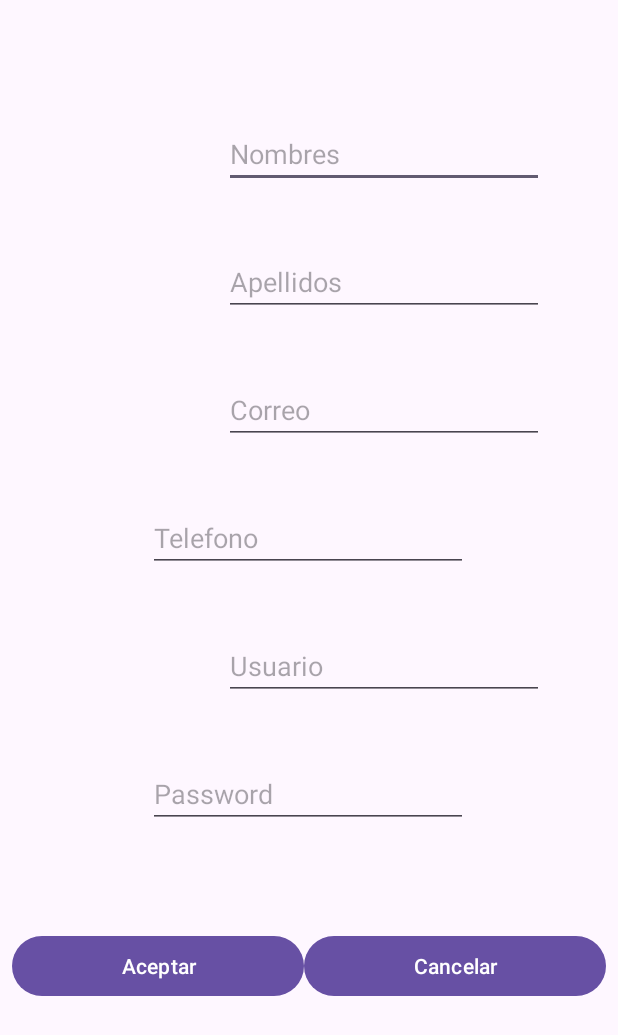
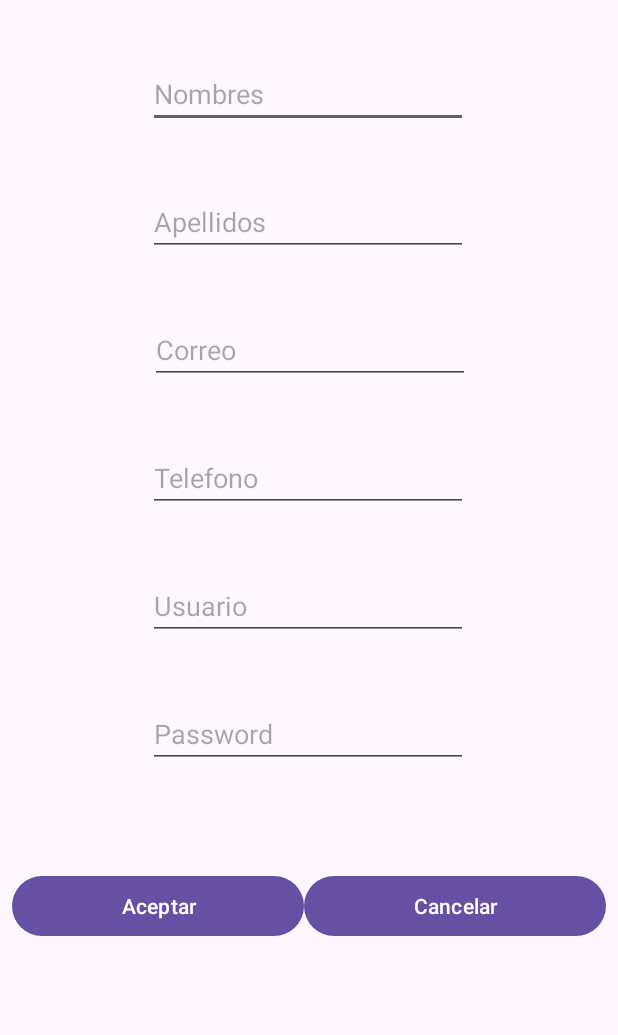
Before and after one commit to RutbelCarlosTC/IDSNP-loginsample, an Android app: the AccountActivity screen opened directly, with no data from a screen before it, on a phone screen of 412 x 824 dp. Shown: the top 1035 px of the screen. Run offline under Robolectric (Android 15) with nearby library versions, the phone set to English and light mode, and no system bars.

Commit message:
Create account

```diff
--- a/app/build.gradle.kts
+++ b/app/build.gradle.kts
@@ -40,6 +40,7 @@ dependencies {
     implementation(libs.material)
     implementation(libs.activity)
     implementation(libs.constraintlayout)
+    implementation(libs.gson)
     testImplementation(libs.junit)
     androidTestImplementation(libs.ext.junit)
     androidTestImplementation(libs.espresso.core)
--- a/app/src/main/AndroidManifest.xml
+++ b/app/src/main/AndroidManifest.xml
@@ -13,10 +13,13 @@
         android:theme="@style/Theme.FirstLogin"
         tools:targetApi="31">
         <activity
+            android:name=".HomeActivity"
+            android:exported="false" />
+        <activity
             android:name=".AccountActivity"
             android:exported="false" />
         <activity
-            android:name=".MainActivity"
+            android:name=".LoginActivity"
             android:exported="true">
             <intent-filter>
                 <action android:name="android.intent.action.MAIN" />
--- a/app/src/main/java/com/example/firstlogin/AccountActivity.java
+++ b/app/src/main/java/com/example/firstlogin/AccountActivity.java
@@ -1,6 +1,10 @@
 package com.example.firstlogin;
 
+import android.content.Intent;
 import android.os.Bundle;
+import android.view.View;
+import android.widget.Button;
+import android.widget.EditText;
 
 import androidx.activity.EdgeToEdge;
 import androidx.appcompat.app.AppCompatActivity;
@@ -8,7 +12,13 @@ import androidx.core.graphics.Insets;
 import androidx.core.view.ViewCompat;
 import androidx.core.view.WindowInsetsCompat;
 
+import com.google.gson.Gson;
+
 public class AccountActivity extends AppCompatActivity {
+
+    public final static String ACCOUNT_RECORD="ACCOUNT_RECORD";
+    public final static Integer ACCOUNT_ACEPTAR=100;
+    public final static Integer ACCOUNT_CANCELAR=200;
 
     @Override
     protected void onCreate(Bundle savedInstanceState) {
@@ -20,5 +30,45 @@ public class AccountActivity extends AppCompatActivity {
             v.setPadding(systemBars.left, systemBars.top, systemBars.right, systemBars.bottom);
             return insets;
         });
+
+        Button btnAceptar = findViewById(R.id.btnAceptar);
+        Button btnCancelar = findViewById(R.id.btnCancelar);
+        EditText edtFirstname = findViewById(R.id.edtFirstname);
+        EditText edtLastname = findViewById(R.id.edtLastname);
+        EditText edtEmail = findViewById(R.id.edtEmail);
+        EditText edtPhone = findViewById(R.id.edtPhone);
+        EditText edtUsername2 = findViewById(R.id.edtUsername2);
+        EditText edtPassword2 = findViewById(R.id.edtPassword2 );
+
+        btnAceptar.setOnClickListener(new View.OnClickListener() {
+            @Override
+            public void onClick(View v) {
+                AccountEntity accountEntity = new AccountEntity();
+                accountEntity.setFirstname(edtFirstname.getText().toString());
+                accountEntity.setLastname(edtLastname.getText().toString());
+                accountEntity.setEmail(edtEmail.getText().toString());
+                accountEntity.setPhone(edtPhone.getText().toString());
+                accountEntity.setUsername(edtUsername2.getText().toString());
+                accountEntity.setPassword(edtPassword2.getText().toString());
+
+                Gson gson = new Gson();
+                String accountJson = gson.toJson(accountEntity);
+
+                Intent data = new Intent();
+                data.putExtra(ACCOUNT_RECORD, accountJson);
+
+                setResult(ACCOUNT_ACEPTAR, data);
+                finish();
+            }
+        });
+
+        btnCancelar.setOnClickListener(new View.OnClickListener() {
+            @Override
+            public void onClick(View view) {
+                setResult(ACCOUNT_CANCELAR);
+                finish();
+            }
+        });
+
     }
 }
--- a/app/src/main/res/layout/activity_account.xml
+++ b/app/src/main/res/layout/activity_account.xml
@@ -11,13 +11,13 @@
         android:id="@+id/edtFirstname"
         android:layout_width="wrap_content"
         android:layout_height="wrap_content"
-        android:layout_marginStart="100dp"
-        android:layout_marginTop="80dp"
+        android:layout_marginTop="40dp"
         android:ems="10"
+        android:hint="Nombres"
         android:inputType="text"
         android:text=""
-        android:hint="Nombres"
         app:layout_constraintEnd_toEndOf="parent"
+        app:layout_constraintHorizontal_bias="0.497"
         app:layout_constraintStart_toStartOf="parent"
         app:layout_constraintTop_toTopOf="parent" />
 
@@ -25,13 +25,13 @@
         android:id="@+id/edtLastname"
         android:layout_width="wrap_content"
         android:layout_height="wrap_content"
-        android:layout_marginStart="100dp"
         android:layout_marginTop="40dp"
         android:ems="10"
+        android:hint="Apellidos"
         android:inputType="text"
         android:text=""
-        android:hint="Apellidos"
         app:layout_constraintEnd_toEndOf="parent"
+        app:layout_constraintHorizontal_bias="0.497"
         app:layout_constraintStart_toStartOf="parent"
         app:layout_constraintTop_toBottomOf="@+id/edtFirstname" />
 
@@ -45,11 +45,12 @@
         android:hint="Correo"
         android:inputType="textEmailAddress"
         app:layout_constraintEnd_toEndOf="parent"
+        app:layout_constraintHorizontal_bias="0.0"
         app:layout_constraintStart_toStartOf="parent"
         app:layout_constraintTop_toBottomOf="@+id/edtLastname" />
 
     <EditText
-        android:id="@+id/editTextPhone"
+        android:id="@+id/edtPhone"
         android:layout_width="wrap_content"
         android:layout_height="wrap_content"
         android:layout_marginTop="40dp"
@@ -65,15 +66,15 @@
         android:id="@+id/edtUsername2"
         android:layout_width="wrap_content"
         android:layout_height="wrap_content"
-        android:layout_marginStart="100dp"
         android:layout_marginTop="40dp"
         android:ems="10"
+        android:hint="Usuario"
         android:inputType="text"
         android:text=""
-        android:hint="Usuario"
         app:layout_constraintEnd_toEndOf="parent"
+        app:layout_constraintHorizontal_bias="0.497"
         app:layout_constraintStart_toStartOf="parent"
-        app:layout_constraintTop_toBottomOf="@+id/editTextPhone" />
+        app:layout_constraintTop_toBottomOf="@+id/edtPhone" />
 
     <EditText
         android:id="@+id/edtPassword2"
@@ -99,14 +100,14 @@
         app:layout_constraintTop_toBottomOf="@+id/edtPassword2">
 
         <Button
-            android:id="@+id/btnOK"
+            android:id="@+id/btnAceptar"
             android:layout_width="wrap_content"
             android:layout_height="wrap_content"
             android:layout_weight="1"
             android:text="Aceptar" />
 
         <Button
-            android:id="@+id/btnCancel"
+            android:id="@+id/btnCancelar"
             android:layout_width="wrap_content"
             android:layout_height="wrap_content"
             android:layout_weight="1"
--- a/app/src/main/res/layout/activity_main.xml
+++ b/app/src/main/res/layout/activity_main.xml
@@ -5,7 +5,7 @@
     android:id="@+id/main"
     android:layout_width="match_parent"
     android:layout_height="match_parent"
-    tools:context=".MainActivity">
+    tools:context=".LoginActivity">
 
     <EditText
         android:id="@+id/edtUsername"
@@ -50,7 +50,7 @@
         android:layout_marginTop="20dp"
         android:ems="10"
         android:hint="Password"
-        android:inputType="text"
+        android:inputType="textPassword"
         android:text=""
         app:layout_constraintEnd_toEndOf="parent"
         app:layout_constraintHorizontal_bias="0.497"
--- a/gradle/libs.versions.toml
+++ b/gradle/libs.versions.toml
@@ -7,6 +7,7 @@ appcompat = "1.6.1"
 material = "1.10.0"
 activity = "1.8.0"
 constraintlayout = "2.1.4"
+gson = "2.11.0"
 
 [libraries]
 junit = { group = "junit", name = "junit", version.ref = "junit" }
@@ -16,6 +17,7 @@ appcompat = { group = "androidx.appcompat", name = "appcompat", version.ref = "a
 material = { group = "com.google.android.material", name = "material", version.ref = "material" }
 activity = { group = "androidx.activity", name = "activity", version.ref = "activity" }
 constraintlayout = { group = "androidx.constraintlayout", name = "constraintlayout", version.ref = "constraintlayout" }
+gson = { group = "com.google.code.gson", name = "gson", version.ref = "gson" }
 
 [plugins]
 android-application = { id = "com.android.application", version.ref = "agp" }
```
Also changed, not shown: app/src/main/java/com/example/firstlogin/HomeActivity.java (added, +28 -0 lines), app/src/main/java/com/example/firstlogin/LoginActivity.java (added, +88 -0 lines), app/src/main/java/com/example/firstlogin/MainActivity.java (deleted, +0 -46 lines), app/src/main/res/layout/activity_home.xml (added, +10 -0 lines).
